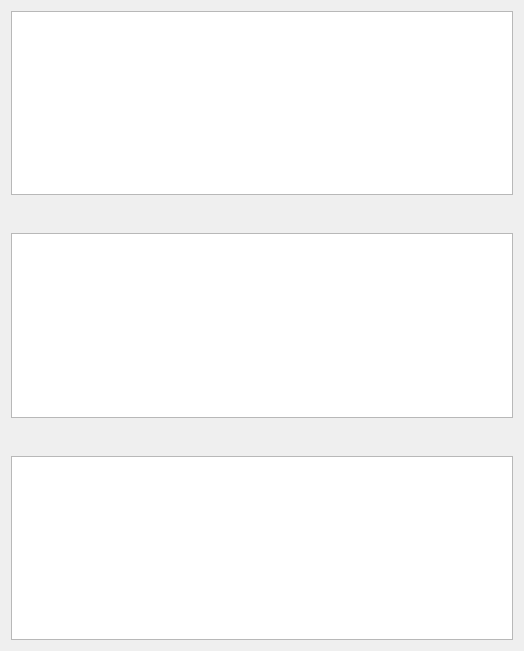
hidog/HiGit, file ui/logwidget.ui: the form before one commit.
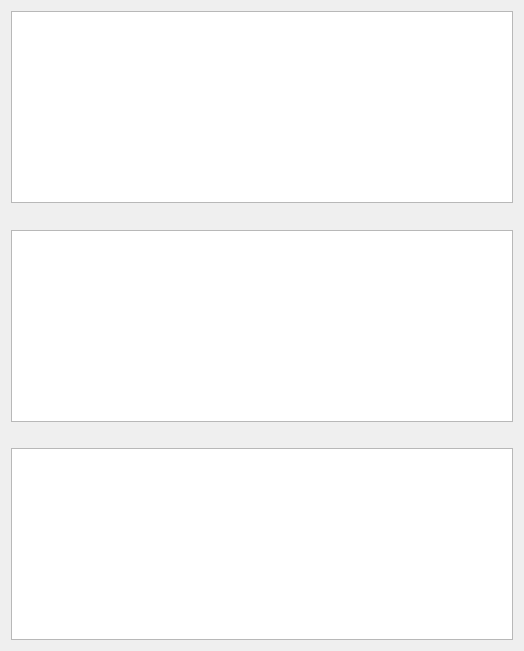
The form after the commit.

What changed in the file:
```diff
--- a/ui/logwidget.ui
+++ b/ui/logwidget.ui
@@ -27,7 +27,7 @@
        <property name="sizeHint" stdset="0">
         <size>
          <width>20</width>
-         <height>40</height>
+         <height>5</height>
         </size>
        </property>
       </spacer>
@@ -43,7 +43,7 @@
        <property name="sizeHint" stdset="0">
         <size>
          <width>20</width>
-         <height>40</height>
+         <height>5</height>
         </size>
        </property>
       </spacer>
```
